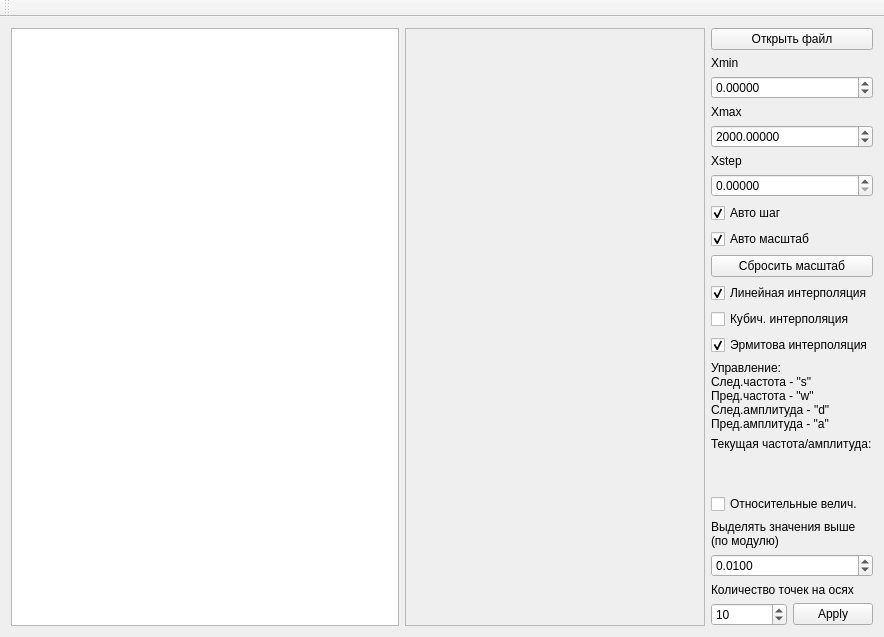
The window that mainwindow.ui (irsural/splines) describes before a commit, drawn with Qt 5.
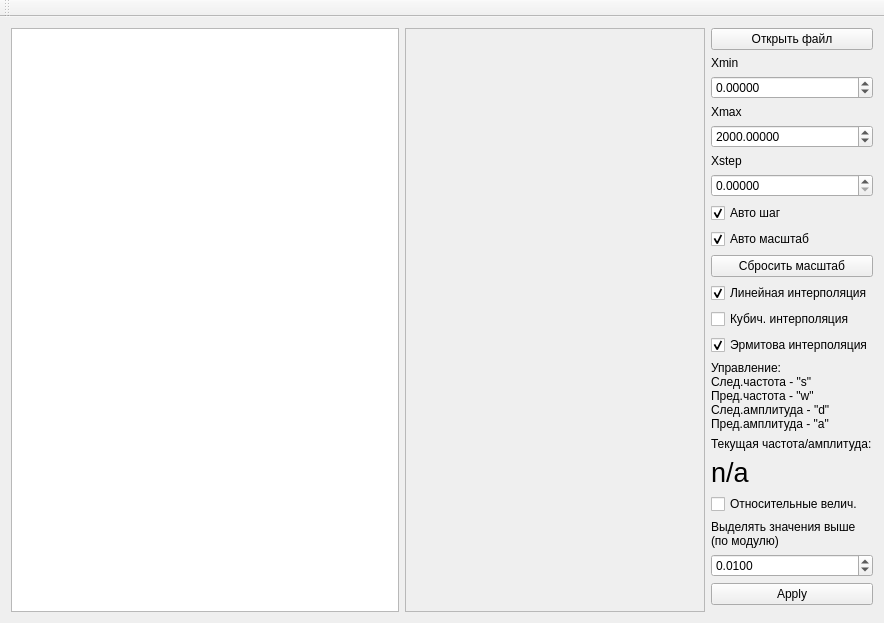
The same window after the commit. Custom widgets are drawn as their Qt base class.

Diff of the .ui file:
```diff
--- a/mainwindow.ui
+++ b/mainwindow.ui
@@ -229,7 +229,7 @@
            </font>
           </property>
           <property name="text">
-           <string/>
+           <string>n/a</string>
           </property>
          </widget>
         </item>
@@ -261,25 +261,8 @@
           </property>
          </widget>
         </item>
-        <item>
-         <widget class="QLabel" name="label_7">
-          <property name="text">
-           <string>Количество точек на осях</string>
-          </property>
-         </widget>
-        </item>
         <item>
          <layout class="QHBoxLayout" name="horizontalLayout">
-          <item>
-           <widget class="QSpinBox" name="spinbox_ticks_count">
-            <property name="minimum">
-             <number>5</number>
-            </property>
-            <property name="value">
-             <number>10</number>
-            </property>
-           </widget>
-          </item>
           <item>
            <widget class="QPushButton" name="button_apply_ticks_count">
             <property name="text">
```
